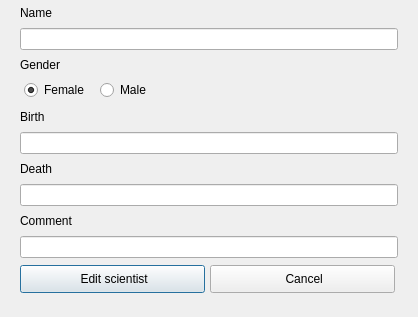
Qt form editscientistdialog.ui (ManiSigt/Verklegt-nams) before a commit.
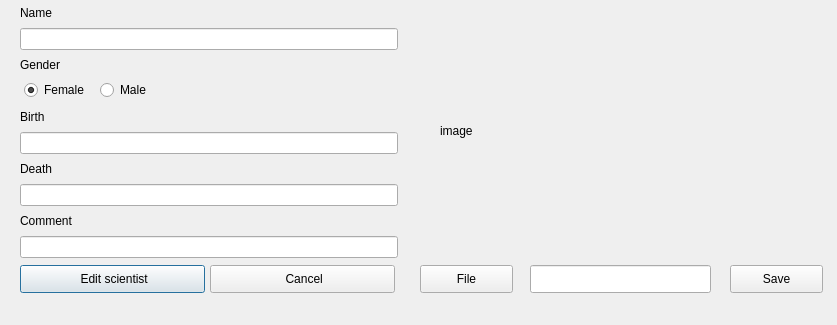
The same form after that commit. Icons and pictures are not drawn.

Commit message: image scientist á leiðinni

Patch:
```diff
--- a/editscientistdialog.ui
+++ b/editscientistdialog.ui
@@ -6,8 +6,8 @@
    <rect>
     <x>0</x>
     <y>0</y>
-    <width>418</width>
-    <height>317</height>
+    <width>837</width>
+    <height>325</height>
    </rect>
   </property>
   <property name="windowTitle">
@@ -181,6 +181,61 @@
     <bool>true</bool>
    </property>
   </widget>
+  <widget class="QPushButton" name="button_file_open">
+   <property name="geometry">
+    <rect>
+     <x>420</x>
+     <y>265</y>
+     <width>93</width>
+     <height>28</height>
+    </rect>
+   </property>
+   <property name="text">
+    <string>File</string>
+   </property>
+  </widget>
+  <widget class="QLineEdit" name="input_imagename">
+   <property name="geometry">
+    <rect>
+     <x>530</x>
+     <y>265</y>
+     <width>181</width>
+     <height>28</height>
+    </rect>
+   </property>
+   <property name="readOnly">
+    <bool>true</bool>
+   </property>
+  </widget>
+  <widget class="QLabel" name="label_image">
+   <property name="geometry">
+    <rect>
+     <x>440</x>
+     <y>20</y>
+     <width>351</width>
+     <height>221</height>
+    </rect>
+   </property>
+   <property name="text">
+    <string>image</string>
+   </property>
+   <property name="scaledContents">
+    <bool>false</bool>
+   </property>
+  </widget>
+  <widget class="QPushButton" name="button_file_save">
+   <property name="geometry">
+    <rect>
+     <x>730</x>
+     <y>265</y>
+     <width>93</width>
+     <height>28</height>
+    </rect>
+   </property>
+   <property name="text">
+    <string>Save</string>
+   </property>
+  </widget>
  </widget>
  <resources>
   <include location="myresourcefile.qrc"/>
```
The commit also changes 8 other files.
